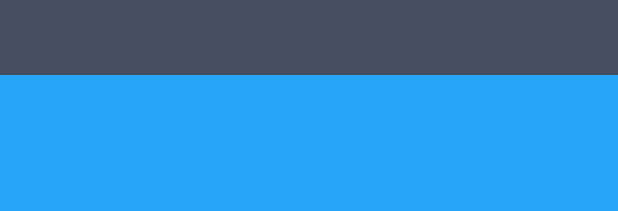
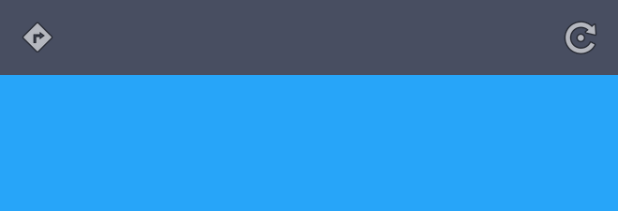
Before and after one commit to xiaotao17/CoolWeather, an Android app: the layout weather_layout.xml on its own in the app's theme, with its tools: preview values and no code run, on a phone screen of 412 x 824 dp. Shown: the top 211 px of the screen. Run offline under Robolectric (Android 15) with nearby library versions, the phone set to English and light mode, and no system bars.

Commit message:
新增切换城市和手动更新天气的功能

```diff
--- a/app/src/main/res/layout/weather_layout.xml
+++ b/app/src/main/res/layout/weather_layout.xml
@@ -6,6 +6,13 @@
         android:layout_width="match_parent"
         android:layout_height="50dp"
         android:background="#484E61">
+        <Button
+            android:layout_width="30dp"
+            android:layout_height="30dp"
+            android:id="@+id/switch_city"
+            android:layout_centerVertical="true"
+            android:layout_marginLeft="10dp"
+            android:background="@android:drawable/ic_menu_directions"/>
         <TextView
             android:layout_width="wrap_content"
             android:layout_height="wrap_content"
@@ -13,6 +20,14 @@
             android:layout_centerInParent="true"
             android:textColor="#fff"
             android:textSize="24sp"/>
+        <Button
+            android:layout_width="30dp"
+            android:layout_height="30dp"
+            android:id="@+id/refresh_weather"
+            android:layout_alignParentRight="true"
+            android:layout_centerVertical="true"
+            android:layout_marginRight="10dp"
+            android:background="@android:drawable/ic_menu_rotate"/>
     </RelativeLayout>
 
     <RelativeLayout
```
Also changed, not shown: app/src/main/java/com/yangtao/coolweather/activity/ChooseAreaActivity.java (+8 -1 lines), app/src/main/java/com/yangtao/coolweather/activity/WeatherActivity.java (+31 -1 lines).
